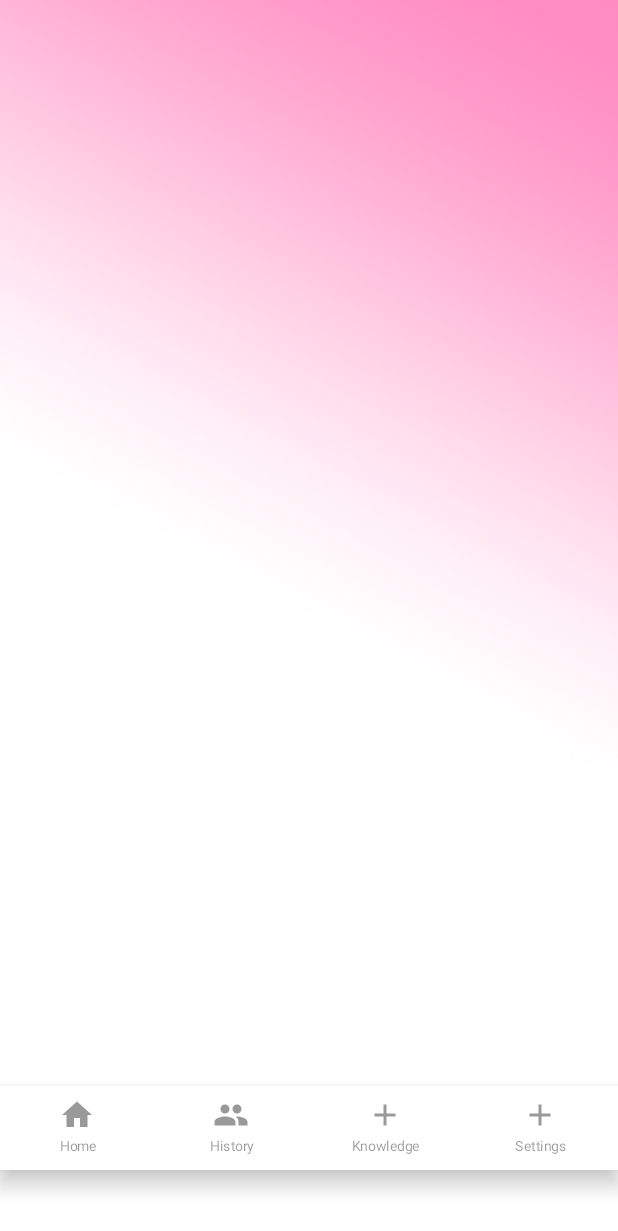
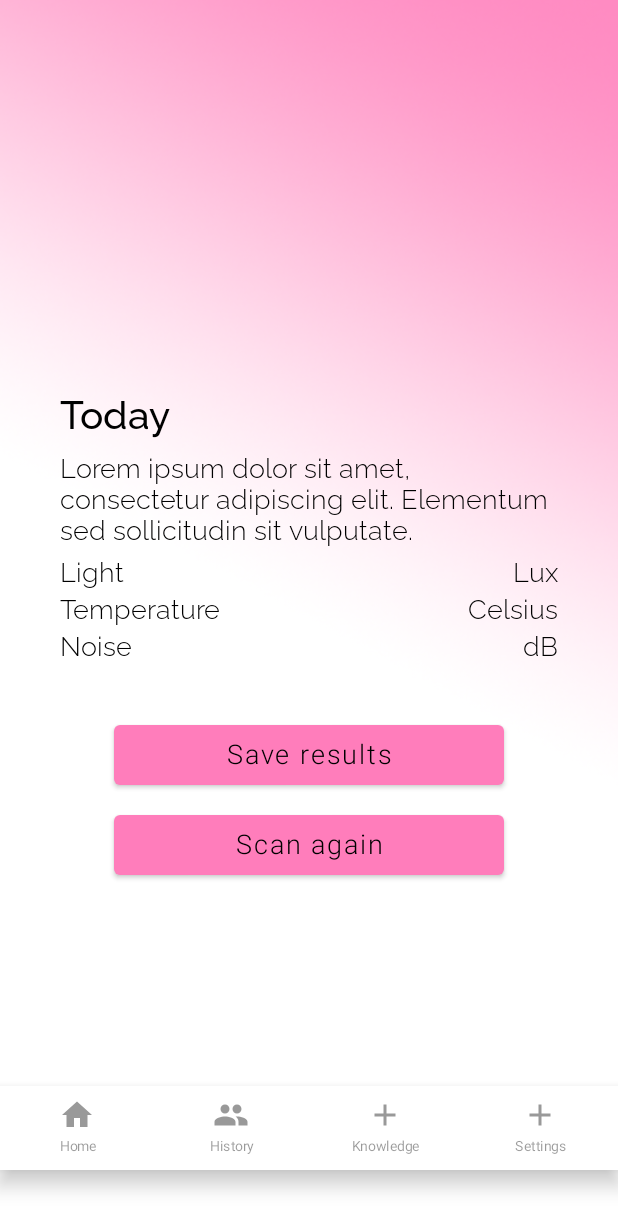
Before and after one commit to Jonnboy91/lullanap, an Android app built with Jetpack Compose: the results screen opened through its navigation route, on a phone screen of 412 x 824 dp. Shown: the top 1231 px of the screen. Run offline under Robolectric (Android 15) with nearby library versions, the phone set to English and light mode, and no system bars; our stand-ins replace livedata-compose.

```diff
--- a/app/src/main/java/com/jonnesten/lullanap/bottomnav/BottomNavContentScreens.kt
+++ b/app/src/main/java/com/jonnesten/lullanap/bottomnav/BottomNavContentScreens.kt
@@ -200,7 +200,7 @@ fun ReviewIcon(review: Int) {
 }
 
 @Composable
-fun DayDetails(review: Int, day: String) {
+fun DayDetails(review: Int?, day: String) {
     // TODO Add correct values for measurements
     Box(
         modifier = Modifier
@@ -281,6 +281,7 @@ fun DayDetails(review: Int, day: String) {
                     fontSize = 18.sp
                 )
             }
+            if (review != null) {
                 Row(
                     modifier = Modifier
                         .fillMaxWidth()
@@ -288,6 +289,7 @@ fun DayDetails(review: Int, day: String) {
                     horizontalArrangement = Arrangement.SpaceBetween,
                 ) {
                     ReviewIcon(review)
+                }
             }
         }
     }
@@ -638,6 +640,38 @@ fun ResultsScreen(navController: NavController) {
         horizontalAlignment = Alignment.CenterHorizontally,
         verticalArrangement = Arrangement.Center
     ) {
-
+        DayDetails(null, "Today")
+        Spacer(modifier = Modifier.padding(10.dp))
+        Button(
+            onClick = { navController.navigate("history") },
+            colors = ButtonDefaults.buttonColors(backgroundColor = MaterialTheme.colors.secondaryVariant),
+            modifier = Modifier
+                .width(260.dp)
+                .height(40.dp)
+        ) {
+            Text(
+                text = stringResource(R.string.save_results),
+                textAlign = TextAlign.Center,
+                fontSize = 18.sp,
+                fontWeight = FontWeight.Light,
+                color = MaterialTheme.colors.onSurface
+            )
+        }
+        Spacer(modifier = Modifier.padding(10.dp))
+        Button(
+            onClick = { navController.navigate("scanning") },
+            colors = ButtonDefaults.buttonColors(backgroundColor = MaterialTheme.colors.secondaryVariant),
+            modifier = Modifier
+                .width(260.dp)
+                .height(40.dp)
+        ) {
+            Text(
+                text = stringResource(R.string.scan_again),
+                textAlign = TextAlign.Center,
+                fontSize = 18.sp,
+                fontWeight = FontWeight.Light,
+                color = MaterialTheme.colors.onSurface
+            )
         }
     }
+}
--- a/app/src/main/java/com/jonnesten/lullanap/ui/theme/Theme.kt
+++ b/app/src/main/java/com/jonnesten/lullanap/ui/theme/Theme.kt
@@ -10,14 +10,16 @@ private val DarkColorPalette = darkColors(
     primary = LightBlack,
     onPrimary = White,
     secondary = Pink,
-    secondaryVariant = DarkPink
+    secondaryVariant = DarkPink,
+    onSurface = Black
 )
 
 private val LightColorPalette = lightColors(
     primary = White,
     onPrimary = Black,
     secondary = Pink,
-    secondaryVariant = DarkPink
+    secondaryVariant = DarkPink,
+    onSurface = Black
 )
 
 
--- a/app/src/main/res/values/strings.xml
+++ b/app/src/main/res/values/strings.xml
@@ -19,4 +19,6 @@
     <string name="notifications">Notifications</string>
     <string name="show_in_fahrenheit">Show in Fahrenheit</string>
     <string name="scanning">Scanning…</string>
+    <string name="scan_again">Scan again</string>
+    <string name="save_results">Save results</string>
 </resources>
```
Also changed, not shown: 1 other file. Lines whose indentation alone changed are shown as unchanged.
